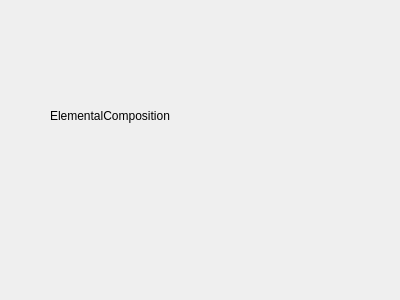
Old version of the form src/libs/qtwidgets/elementalcompositionform.ui in the repository qtplatz/qtplatz.
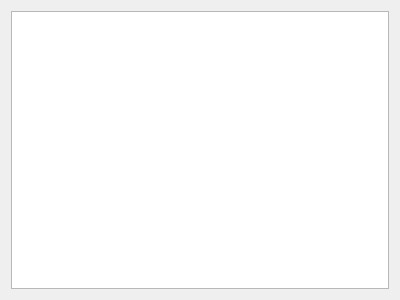
New version of the form.

```diff
--- a/src/libs/qtwidgets/elementalcompositionform.ui
+++ b/src/libs/qtwidgets/elementalcompositionform.ui
@@ -13,19 +13,15 @@
   <property name="windowTitle">
    <string>Form</string>
   </property>
-  <widget class="QLabel" name="label">
-   <property name="geometry">
-    <rect>
-     <x>50</x>
-     <y>80</y>
-     <width>241</width>
-     <height>71</height>
-    </rect>
-   </property>
-   <property name="text">
-    <string>ElementalComposition</string>
-   </property>
-  </widget>
+  <layout class="QHBoxLayout" name="horizontalLayout">
+   <item>
+    <layout class="QVBoxLayout" name="verticalLayout">
+     <item>
+      <widget class="QTreeView" name="treeView"/>
+     </item>
+    </layout>
+   </item>
+  </layout>
  </widget>
  <resources/>
  <connections/>
```
